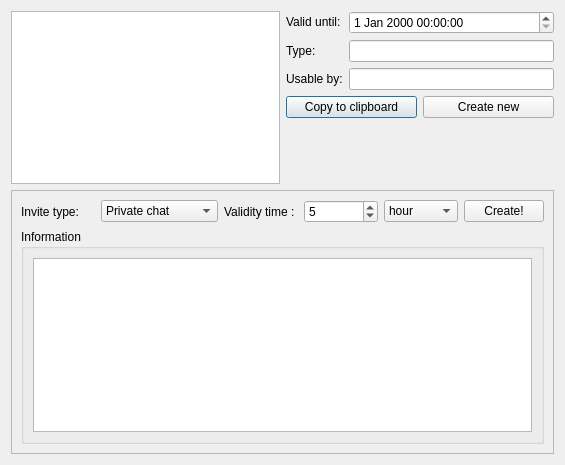
Before: the Qt Designer form retroshare-gui/src/gui/CreateMsgLinkDialog.ui in RetroShare/RetroShare, drawn with Qt 5.
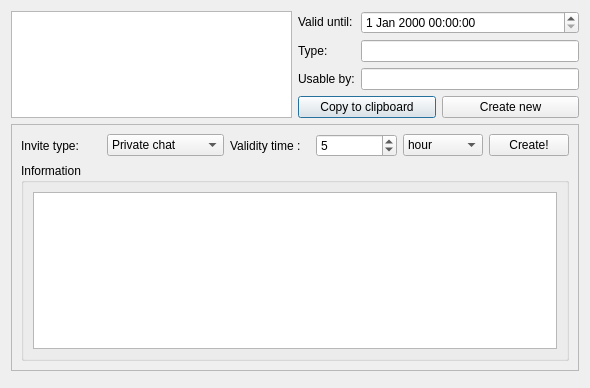
After: the same form once the commit is applied.

Commit message: improved GUI for distant chat link management

```diff
--- a/retroshare-gui/src/gui/CreateMsgLinkDialog.ui
+++ b/retroshare-gui/src/gui/CreateMsgLinkDialog.ui
@@ -6,8 +6,8 @@
    <rect>
     <x>0</x>
     <y>0</y>
-    <width>565</width>
-    <height>465</height>
+    <width>590</width>
+    <height>388</height>
    </rect>
   </property>
   <property name="windowTitle">
@@ -91,19 +91,6 @@
          </item>
         </layout>
        </item>
-       <item>
-        <spacer name="verticalSpacer">
-         <property name="orientation">
-          <enum>Qt::Vertical</enum>
-         </property>
-         <property name="sizeHint" stdset="0">
-          <size>
-           <width>20</width>
-           <height>40</height>
-          </size>
-         </property>
-        </spacer>
-       </item>
       </layout>
      </item>
     </layout>
@@ -213,6 +200,19 @@
      </layout>
     </widget>
    </item>
+   <item>
+    <spacer name="verticalSpacer">
+     <property name="orientation">
+      <enum>Qt::Vertical</enum>
+     </property>
+     <property name="sizeHint" stdset="0">
+      <size>
+       <width>20</width>
+       <height>40</height>
+      </size>
+     </property>
+    </spacer>
+   </item>
   </layout>
  </widget>
  <resources/>
```
Left out of the diff: 2 changed lines with no effect on the pictures. The commit also changes 1 other file.
